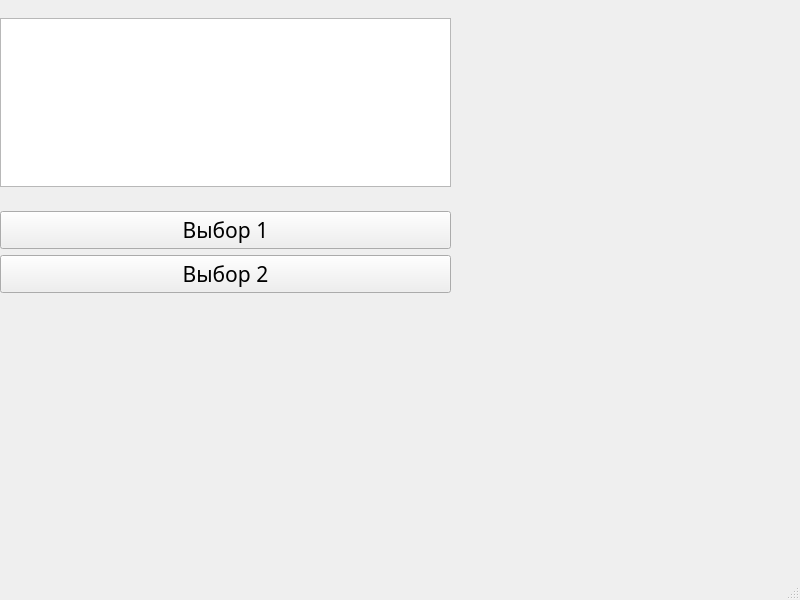
Before: the Qt Designer form CourseWork/cpm.ui in Daria2001/Course_Work_TP, drawn with Qt 5.
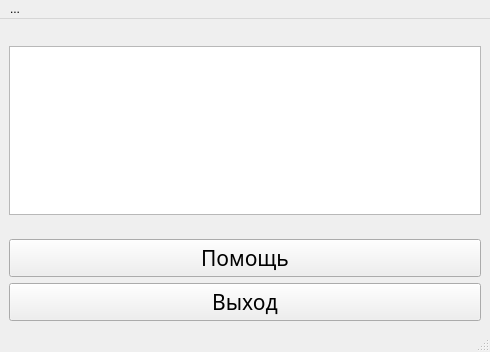
After: the same form once the commit is applied.

Patch:
```diff
--- a/CourseWork/cpm.ui
+++ b/CourseWork/cpm.ui
@@ -6,24 +6,40 @@
    <rect>
     <x>0</x>
     <y>0</y>
-    <width>800</width>
-    <height>600</height>
+    <width>490</width>
+    <height>352</height>
    </rect>
   </property>
+  <property name="sizePolicy">
+   <sizepolicy hsizetype="Expanding" vsizetype="Expanding">
+    <horstretch>0</horstretch>
+    <verstretch>0</verstretch>
+   </sizepolicy>
+  </property>
   <property name="windowTitle">
    <string>MainWindow</string>
   </property>
   <widget class="QWidget" name="centralwidget">
-   <widget class="QWidget" name="verticalLayoutWidget">
-    <property name="geometry">
-     <rect>
-      <x>0</x>
-      <y>0</y>
-      <width>451</width>
-      <height>311</height>
-     </rect>
-    </property>
-    <layout class="QVBoxLayout" name="verticalLayout_2">
+   <layout class="QVBoxLayout" name="verticalLayout">
+    <item>
+     <spacer name="verticalSpacer">
+      <property name="orientation">
+       <enum>Qt::Vertical</enum>
+      </property>
+      <property name="sizeType">
+       <enum>QSizePolicy::Preferred</enum>
+      </property>
+      <property name="sizeHint" stdset="0">
+       <size>
+        <width>20</width>
+        <height>40</height>
+       </size>
+      </property>
+     </spacer>
+    </item>
+    <item>
+     <widget class="QTextBrowser" name="textBrowser"/>
+    </item>
      <item>
       <spacer name="verticalSpacer_2">
        <property name="orientation">
@@ -40,25 +56,6 @@
        </property>
       </spacer>
      </item>
-     <item>
-      <widget class="QTextBrowser" name="textBrowser_2"/>
-     </item>
-     <item>
-      <spacer name="verticalSpacer_6">
-       <property name="orientation">
-        <enum>Qt::Vertical</enum>
-       </property>
-       <property name="sizeType">
-        <enum>QSizePolicy::Preferred</enum>
-       </property>
-       <property name="sizeHint" stdset="0">
-        <size>
-         <width>20</width>
-         <height>40</height>
-        </size>
-       </property>
-      </spacer>
-     </item>
      <item>
       <widget class="QPushButton" name="pushButton_2">
        <property name="sizePolicy">
@@ -78,12 +75,12 @@
         <cursorShape>PointingHandCursor</cursorShape>
        </property>
        <property name="text">
-        <string>Выбор 1</string>
+       <string>Помощь</string>
        </property>
       </widget>
      </item>
      <item>
-      <widget class="QPushButton" name="pushButton_4">
+     <widget class="QPushButton" name="pushButton_3">
        <property name="sizePolicy">
         <sizepolicy hsizetype="Preferred" vsizetype="Preferred">
          <horstretch>0</horstretch>
@@ -101,44 +98,31 @@
         <cursorShape>PointingHandCursor</cursorShape>
        </property>
        <property name="text">
-        <string>Выбор 2</string>
-       </property>
-       <property name="iconSize">
-        <size>
-         <width>16</width>
-         <height>16</height>
-        </size>
+       <string>Выход</string>
        </property>
       </widget>
      </item>
-     <item>
-      <spacer name="verticalSpacer_7">
-       <property name="orientation">
-        <enum>Qt::Vertical</enum>
-       </property>
-       <property name="sizeType">
-        <enum>QSizePolicy::Preferred</enum>
-       </property>
-       <property name="sizeHint" stdset="0">
-        <size>
-         <width>20</width>
-         <height>40</height>
-        </size>
-       </property>
-      </spacer>
-     </item>
-    </layout>
-   </widget>
-  </widget>
+   </layout>
+  </widget>
   <widget class="QMenuBar" name="menubar">
    <property name="geometry">
     <rect>
      <x>0</x>
      <y>0</y>
-     <width>800</width>
+     <width>490</width>
      <height>21</height>
     </rect>
    </property>
+   <widget class="QMenu" name="menu">
+    <property name="title">
+     <string>...</string>
+    </property>
+    <addaction name="separator"/>
+    <addaction name="separator"/>
+    <addaction name="action_3"/>
+    <addaction name="action_4"/>
+   </widget>
+   <addaction name="menu"/>
   </widget>
   <widget class="QStatusBar" name="statusbar"/>
  </widget>
```
Left out of the diff: 12 changed lines with no effect on the pictures. Lines whose indentation alone changed are shown as unchanged.
